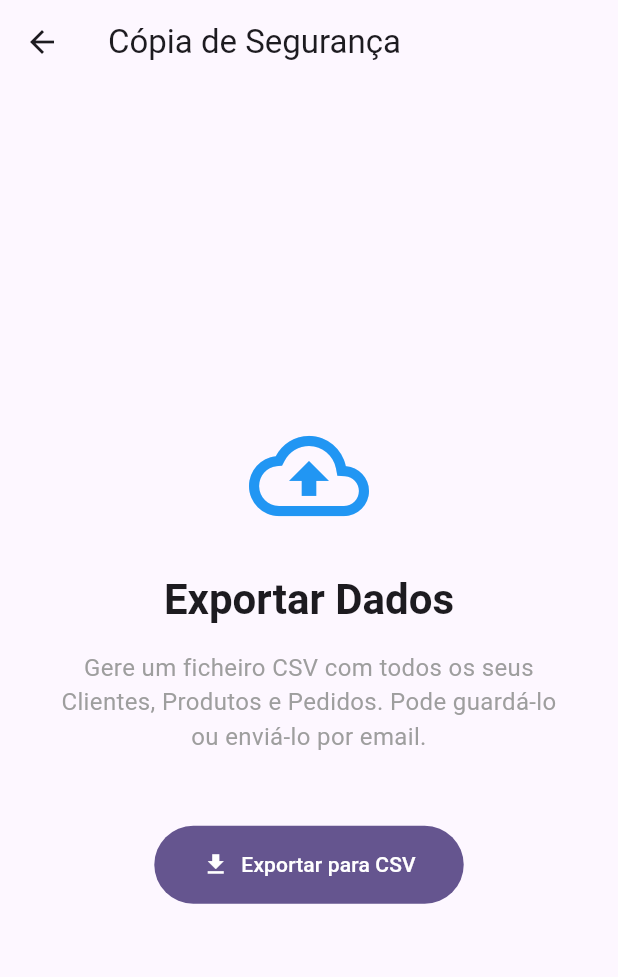
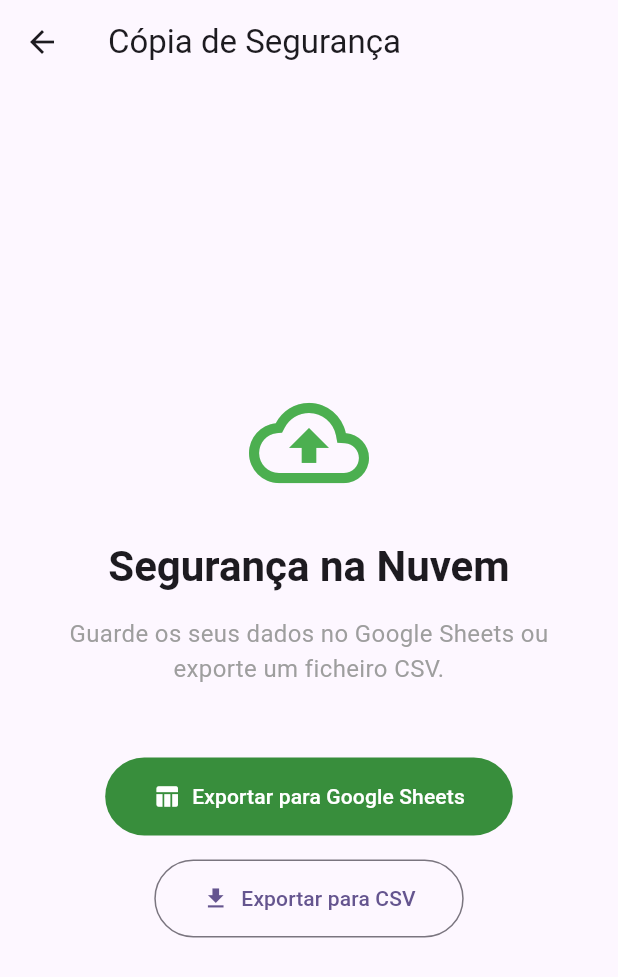
Before and after one commit to yannickRafael/bizmanager, a Flutter app: the BackupScreen screen opened directly, after a tap on "Exportar para CSV", on a phone screen of 412 x 824 dp. Shown: the top 977 px of the screen. Run offline on Flutter 3.47's test engine with Material 3 defaults, Android fonts, the phone set to English and light mode, and no system bars; our stand-ins replace csv, flutter_contacts, google_sign_in, permission_handler, share_plus, shared_preferences and 1 more; missing offline and left inert: extension_google_sign_in_as_googleapis_auth, googleapis; accounts and stored records are empty.

Commit message:
Implement Google Sheets Export and configure Android Package Name

```diff
--- a/lib/screens/backup_screen.dart
+++ b/lib/screens/backup_screen.dart
@@ -5,12 +5,27 @@
 import 'package:path_provider/path_provider.dart';
 import 'package:share_plus/share_plus.dart';
 import 'package:intl/intl.dart';
+import 'package:google_sign_in/google_sign_in.dart';
+import 'package:extension_google_sign_in_as_googleapis_auth/extension_google_sign_in_as_googleapis_auth.dart';
+import 'package:googleapis/sheets/v4.dart' as sheets;
+import 'package:shared_preferences/shared_preferences.dart';
 import '../services/data_manager.dart';
 
-class BackupScreen extends StatelessWidget {
+class BackupScreen extends StatefulWidget {
   const BackupScreen({super.key});
 
-  Future<void> _exportData(BuildContext context) async {
+  @override
+  State<BackupScreen> createState() => _BackupScreenState();
+}
+
+class _BackupScreenState extends State<BackupScreen> {
+  final GoogleSignIn _googleSignIn = GoogleSignIn(
+    scopes: [sheets.SheetsApi.spreadsheetsScope],
+  );
+
+  bool _isExporting = false;
+
+  Future<void> _exportToCSV(BuildContext context) async {
     try {
       final dataManager = Provider.of<DataManager>(context, listen: false);
       final clients = dataManager.clients;
@@ -19,47 +34,7 @@
 
       // 1. Prepare CSV Data
       List<List<dynamic>> csvData = [];
-
-      // Section: Clients
-      csvData.add(['--- CLIENTS ---']);
-      csvData.add(['ID', 'Name', 'Phone', 'Address', 'Notes']);
-      for (var c in clients) {
-        csvData.add([c.id, c.name, c.phoneNumber, c.address, c.notes]);
-      }
-      csvData.add([]); // Empty line
-
-      // Section: Products
-      csvData.add(['--- PRODUCTS ---']);
-      csvData.add(['ID', 'Name', 'Default Price']);
-      for (var p in products) {
-        csvData.add([p.id, p.name, p.defaultPrice]);
-      }
-      csvData.add([]); // Empty line
-
-      // Section: Orders
-      csvData.add(['--- ORDERS ---']);
-      csvData.add([
-        'ID',
-        'Client ID',
-        'Product',
-        'Amount',
-        'Total Price',
-        'Paid Amount',
-        'Status',
-        'Date',
-      ]);
-      for (var r in requests) {
-        csvData.add([
-          r.id,
-          r.clientId,
-          r.productName,
-          r.amount,
-          r.totalPrice,
-          r.amountPaid,
-          r.paymentStatus.name,
-          DateFormat('yyyy-MM-dd HH:mm').format(r.date),
-        ]);
-      }
+      _buildCsvData(csvData, clients, products, requests);
 
       // 2. Generate CSV String
       String csvContent = const ListToCsvConverter().convert(csvData);
@@ -77,11 +52,200 @@
       if (context.mounted) {
         ScaffoldMessenger.of(context).showSnackBar(
           SnackBar(
-            content: Text('Erro ao exportar: $e'),
+            content: Text('Erro ao exportar CSV: $e'),
             backgroundColor: Colors.red,
           ),
         );
       }
+    }
+  }
+
+  void _buildCsvData(
+    List<List<dynamic>> csvData,
+    List<dynamic> clients,
+    List<dynamic> products,
+    List<dynamic> requests,
+  ) {
+    csvData.add(['--- CLIENTES ---']);
+    csvData.add(['ID', 'Nome', 'Telefone', 'Morada', 'Notas']);
+    for (var c in clients) {
+      csvData.add([c.id, c.name, c.phoneNumber, c.address, c.notes]);
+    }
+    csvData.add([]);
+
+    csvData.add(['--- PRODUTOS ---']);
+    csvData.add(['ID', 'Nome', 'Preço Padrão']);
+    for (var p in products) {
+      csvData.add([p.id, p.name, p.defaultPrice]);
+    }
+    csvData.add([]);
+
+    csvData.add(['--- PEDIDOS ---']);
+    csvData.add([
+      'ID',
+      'ID Cliente',
+      'Produto',
+      'Qtd',
+      'Total',
+      'Pago',
+      'Estado',
+      'Data',
+    ]);
+    for (var r in requests) {
+      csvData.add([
+        r.id,
+        r.clientId,
+        r.productName,
+        r.amount,
+        r.totalPrice,
+        r.amountPaid,
+        r.paymentStatus.name,
+        DateFormat('yyyy-MM-dd HH:mm').format(r.date),
+      ]);
+    }
+  }
+
+  Future<void> _exportToSheets(BuildContext context) async {
+    setState(() => _isExporting = true);
+    try {
+      // 1. Authenticate
+      final googleUser = await _googleSignIn.signIn();
+      if (googleUser == null) {
+        // Canceled
+        setState(() => _isExporting = false);
+        return;
+      }
+
+      final httpClient = await _googleSignIn.authenticatedClient();
+      if (httpClient == null) {
+        throw 'Falha na autenticação HTTP';
+      }
+
+      final sheetsApi = sheets.SheetsApi(httpClient);
+      final prefs = await SharedPreferences.getInstance();
+      String? spreadsheetId = prefs.getString('google_sheet_id');
+
+      // 2. Prepare Data
+      final dataManager = Provider.of<DataManager>(context, listen: false);
+
+      final clientsData = [
+        ['ID', 'Nome', 'Telefone', 'Morada', 'Notas'],
+        ...dataManager.clients.map(
+          (c) => [c.id, c.name, c.phoneNumber, c.address, c.notes],
+        ),
+      ];
+
+      final productsData = [
+        ['ID', 'Nome', 'Preço Padrão'],
+        ...dataManager.products.map((p) => [p.id, p.name, p.defaultPrice]),
+      ];
+
+      final ordersData = [
+        [
+          'ID',
+          'ID Cliente',
+          'Produto',
+          'Qtd',
+          'Total',
+          'Pago',
+          'Estado',
+          'Data',
+        ],
+        ...dataManager.requests.map(
+          (r) => [
+            r.id,
+            r.clientId,
+            r.productName,
+            r.amount,
+            r.totalPrice,
+            r.amountPaid,
+            r.paymentStatus.name,
+            DateFormat('yyyy-MM-dd HH:mm').format(r.date),
+          ],
+        ),
+      ];
+
+      // 3. Create or Update
+      if (spreadsheetId == null) {
+        // Create New
+        final spreadsheet = sheets.Spreadsheet(
+          properties: sheets.SpreadsheetProperties(title: 'BizManager Backup'),
+        );
+        final created = await sheetsApi.spreadsheets.create(spreadsheet);
+        spreadsheetId = created.spreadsheetId;
+        await prefs.setString('google_sheet_id', spreadsheetId!);
+      }
+
+      // 4. Batch Update (Ensure sheets exist and write data)
+      final doc = await sheetsApi.spreadsheets.get(spreadsheetId);
+      final existingTitles =
+          doc.sheets?.map((s) => s.properties?.title).toSet() ?? {};
+
+      List<sheets.Request> requests = [];
+
+      // Ensure Sheets Exist
+      for (var title in ['Clientes', 'Produtos', 'Pedidos']) {
+        if (!existingTitles.contains(title)) {
+          requests.add(
+            sheets.Request(
+              addSheet: sheets.AddSheetRequest(
+                properties: sheets.SheetProperties(title: title),
+              ),
+            ),
+          );
+        }
+      }
+
+      if (requests.isNotEmpty) {
+        await sheetsApi.spreadsheets.batchUpdate(
+          sheets.BatchUpdateSpreadsheetRequest(requests: requests),
+          spreadsheetId,
+        );
+      }
+
+      // Write Data
+      final valueRangeClients = sheets.ValueRange(values: clientsData);
+      final valueRangeProducts = sheets.ValueRange(values: productsData);
+      final valueRangeOrders = sheets.ValueRange(values: ordersData);
+
+      await sheetsApi.spreadsheets.values.update(
+        valueRangeClients,
+        spreadsheetId,
+        'Clientes!A1',
+        valueInputOption: 'USER_ENTERED',
+      );
+      await sheetsApi.spreadsheets.values.update(
+        valueRangeProducts,
+        spreadsheetId,
+        'Produtos!A1',
+        valueInputOption: 'USER_ENTERED',
+      );
+      await sheetsApi.spreadsheets.values.update(
+        valueRangeOrders,
+        spreadsheetId,
+        'Pedidos!A1',
+        valueInputOption: 'USER_ENTERED',
+      );
+
+      if (context.mounted) {
+        ScaffoldMessenger.of(context).showSnackBar(
+          const SnackBar(
+            content: Text('Exportado para Google Sheets!'),
+            backgroundColor: Colors.green,
+          ),
+        );
+      }
+    } catch (e) {
+      if (context.mounted) {
+        ScaffoldMessenger.of(context).showSnackBar(
+          SnackBar(
+            content: Text('Erro Sheets: $e'),
+            backgroundColor: Colors.red,
+          ),
+        );
+      }
+    } finally {
+      if (mounted) setState(() => _isExporting = false);
     }
   }
 
@@ -95,26 +259,47 @@
           child: Column(
             mainAxisAlignment: MainAxisAlignment.center,
             children: [
-              const Icon(Icons.backup_outlined, size: 80, color: Colors.blue),
+              const Icon(
+                Icons.cloud_upload_outlined,
+                size: 80,
+                color: Colors.green,
+              ),
               const SizedBox(height: 24),
               Text(
-                'Exportar Dados',
+                'Segurança na Nuvem',
                 style: Theme.of(context).textTheme.headlineMedium?.copyWith(
                   fontWeight: FontWeight.bold,
                 ),
               ),
               const SizedBox(height: 16),
               const Text(
-                'Gere um ficheiro CSV com todos os seus Clientes, Produtos e Pedidos. Pode guardá-lo ou enviá-lo por email.',
+                'Guarde os seus dados no Google Sheets ou exporte um ficheiro CSV.',
                 textAlign: TextAlign.center,
                 style: TextStyle(fontSize: 16, color: Colors.grey),
               ),
               const SizedBox(height: 48),
+
+              if (_isExporting)
+                const CircularProgressIndicator()
+              else ...[
                 FilledButton.icon(
-                onPressed: () => _exportData(context),
+                  onPressed: () => _exportToSheets(context),
+                  icon: const Icon(Icons.table_chart),
+                  label: const Text('Exportar para Google Sheets'),
+                  style: FilledButton.styleFrom(
+                    padding: const EdgeInsets.symmetric(
+                      horizontal: 32,
+                      vertical: 16,
+                    ),
+                    backgroundColor: Colors.green[700],
+                  ),
+                ),
+                const SizedBox(height: 16),
+                OutlinedButton.icon(
+                  onPressed: () => _exportToCSV(context),
                   icon: const Icon(Icons.download),
                   label: const Text('Exportar para CSV'),
-                style: FilledButton.styleFrom(
+                  style: OutlinedButton.styleFrom(
                     padding: const EdgeInsets.symmetric(
                       horizontal: 32,
                       vertical: 16,
@@ -122,6 +307,7 @@
                   ),
                 ),
               ],
+            ],
           ),
         ),
       ),
--- a/pubspec.yaml
+++ b/pubspec.yaml
@@ -44,6 +44,10 @@
   share_plus: ^12.0.1
   sqflite: ^2.4.2
   path: ^1.9.1
+  googleapis: ^15.0.0
+  google_sign_in: ^7.2.0
+  extension_google_sign_in_as_googleapis_auth: ^3.0.0
+  shared_preferences: ^2.5.4
 
 dev_dependencies:
   flutter_test:
```
Also changed, not shown: pubspec.lock, 5 other files. Lines whose indentation alone changed are shown as unchanged.
